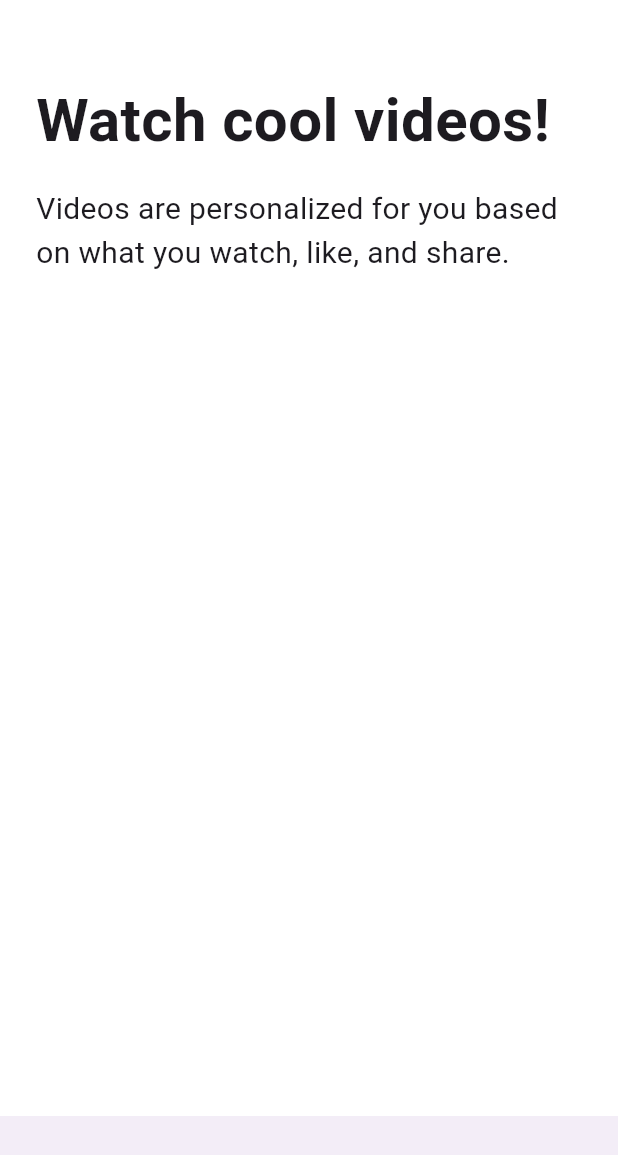
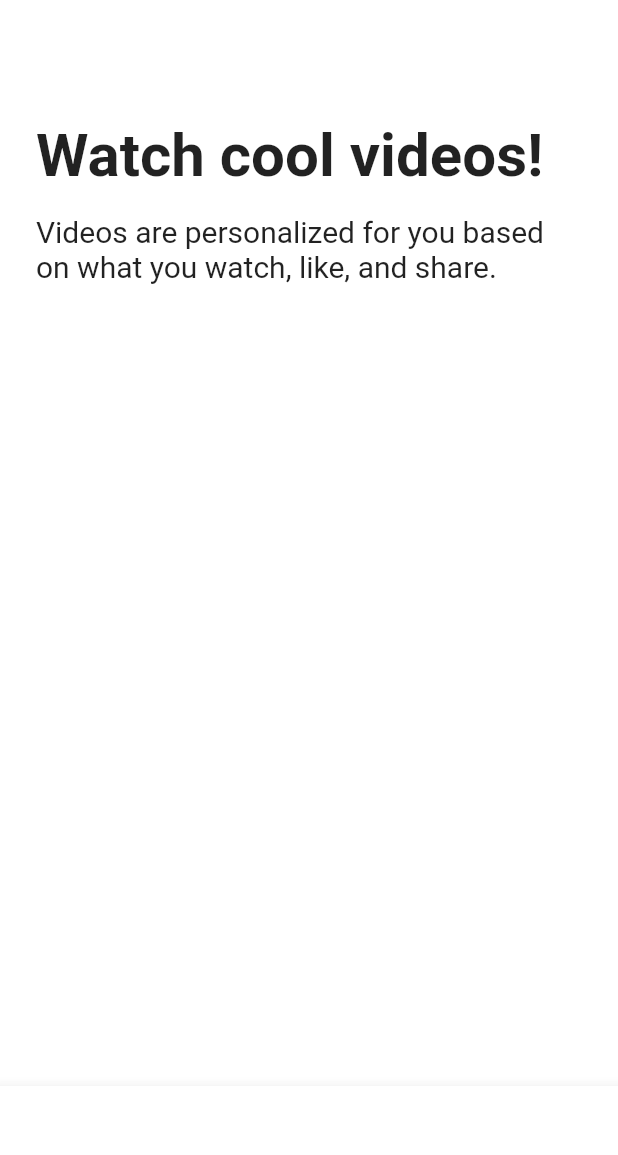
Before and after one commit to So5L/tiktok_clone, a Flutter app: the TutorialScreen screen opened directly, on a phone screen of 412 x 824 dp. Shown: the top 1155 px of the screen. Run offline on Flutter 3.47's test engine with Material 3 defaults, Android fonts, the phone set to English and light mode, and no system bars; our stand-ins replace font_awesome_flutter, video_player, visibility_detector; statements that could not run were skipped.

```diff
--- a/lib/authentication/onboarding/interests_screen.dart
+++ b/lib/authentication/onboarding/interests_screen.dart
@@ -1,4 +1,8 @@
 import 'package:flutter/material.dart';
+import 'package:tiktok_clone/authentication/onboarding/tutorial_screen.dart';
+import 'package:tiktok_clone/authentication/onboarding/widgets/interest_button.dart';
+import 'package:tiktok_clone/constants/gaps.dart';
+import 'package:tiktok_clone/constants/sizes.dart';
 
 const interests = [
   "Daily Life",
@@ -88,6 +92,7 @@ class _InterestsScreenState extends State<InterestsScreen> {
   Widget build(BuildContext context) {
     return Scaffold(
       appBar: AppBar(
+        backgroundColor: Colors.white,
         title: AnimatedOpacity(
           opacity: _showTitle ? 1 : 0,
           duration: const Duration(milliseconds: 300),
@@ -107,7 +112,6 @@ class _InterestsScreenState extends State<InterestsScreen> {
             child: Column(
               crossAxisAlignment: CrossAxisAlignment.start,
               children: [
-                Gaps.v32,
                 const Text(
                   "Choose your interests",
                   style: TextStyle(
--- a/lib/authentication/onboarding/tutorial_screen.dart
+++ b/lib/authentication/onboarding/tutorial_screen.dart
@@ -1,6 +1,12 @@
+import 'package:flutter/cupertino.dart';
 import 'package:flutter/material.dart';
 import 'package:tiktok_clone/constants/gaps.dart';
 import 'package:tiktok_clone/constants/sizes.dart';
+import 'package:tiktok_clone/features/main_navigation/main_navigation_screen.dart';
+
+enum Direction { right, left }
+
+enum Page { first, second }
 
 class TutorialScreen extends StatefulWidget {
   const TutorialScreen({super.key});
@@ -10,22 +16,56 @@ class TutorialScreen extends StatefulWidget {
 }
 
 class _TutorialScreenState extends State<TutorialScreen> {
+  Direction _direction = Direction.right;
+  Page _showingPage = Page.first;
+
+  void _onPanUpdate(DragUpdateDetails details) {
+    if (details.delta.dx > 0) {
+      setState(() {
+        _direction = Direction.right;
+      });
+    } else {
+      setState(() {
+        _direction = Direction.left;
+      });
+    }
+  }
+
+  void _onPanEnd(DragEndDetails detail) {
+    if (_direction == Direction.left) {
+      setState(() {
+        _showingPage = Page.second;
+      });
+    } else {
+      setState(() {
+        _showingPage = Page.first;
+      });
+    }
+  }
+
+  void _onNextTap() {
+    Navigator.of(context).pushAndRemoveUntil(
+      MaterialPageRoute(
+        builder: (context) => const MainNavigationScreen(),
+      ),
+      (route) => false,
+    );
+  }
+
   @override
   Widget build(BuildContext context) {
-    return DefaultTabController(
-      length: 3,
+    return GestureDetector(
+      onPanUpdate: _onPanUpdate,
+      onPanEnd: _onPanEnd,
       child: Scaffold(
-        body: const SafeArea(
-          child: TabBarView(
-            children: [
-              Padding(
-                padding: EdgeInsets.symmetric(
-                  horizontal: Sizes.size24,
-                ),
-                child: Column(
+        body: Padding(
+          padding: const EdgeInsets.symmetric(horizontal: Sizes.size24),
+          child: SafeArea(
+            child: AnimatedCrossFade(
+              firstChild: const Column(
                   crossAxisAlignment: CrossAxisAlignment.start,
                   children: [
-                    Gaps.v52,
+                    Gaps.v80,
                     Text(
                       "Watch cool videos!",
                       style: TextStyle(
@@ -39,20 +79,14 @@ class _TutorialScreenState extends State<TutorialScreen> {
                       style: TextStyle(
                         fontSize: Sizes.size20,
                       ),
-                    ),
-                  ],
-                ),
-              ),
-              Padding(
-                padding: EdgeInsets.symmetric(
-                  horizontal: Sizes.size24,
-                ),
-                child: Column(
+                    )
+                  ]),
+              secondChild: const Column(
                   crossAxisAlignment: CrossAxisAlignment.start,
                   children: [
-                    Gaps.v52,
+                    Gaps.v80,
                     Text(
-                      "Follow the rules!",
+                      "Follow the rules",
                       style: TextStyle(
                         fontSize: Sizes.size40,
                         fontWeight: FontWeight.bold,
@@ -64,53 +98,30 @@ class _TutorialScreenState extends State<TutorialScreen> {
                       style: TextStyle(
                         fontSize: Sizes.size20,
                       ),
-                    ),
-                  ],
-                ),
-              ),
-              Padding(
-                padding: EdgeInsets.symmetric(
-                  horizontal: Sizes.size24,
-                ),
-                child: Column(
-                  crossAxisAlignment: CrossAxisAlignment.start,
-                  children: [
-                    Gaps.v52,
-                    Text(
-                      "Enjoy the ride",
-                      style: TextStyle(
-                        fontSize: Sizes.size40,
-                        fontWeight: FontWeight.bold,
-                      ),
-                    ),
-                    Gaps.v16,
-                    Text(
-                      "Videos are personalized for you based on what you watch, like, and share.",
-                      style: TextStyle(
-                        fontSize: Sizes.size20,
-                      ),
-                    ),
-                  ],
-                ),
-              ),
-            ],
+                    )
+                  ]),
+              crossFadeState: _showingPage == Page.first
+                  ? CrossFadeState.showFirst
+                  : CrossFadeState.showSecond,
+              duration: const Duration(milliseconds: 300),
+            ),
           ),
         ),
         bottomNavigationBar: BottomAppBar(
-          child: Container(
-            padding: const EdgeInsets.symmetric(
-              vertical: Sizes.size48,
-            ),
-            child: const Row(
-              mainAxisAlignment: MainAxisAlignment.center,
-              children: [
-                TabPageSelector(
-                  color: Colors.white,
-                  selectedColor: Colors.black38,
+          child: Padding(
+              padding: const EdgeInsets.symmetric(
+                vertical: Sizes.size24,
+                horizontal: Sizes.size24,
+              ),
+              child: AnimatedOpacity(
+                duration: const Duration(milliseconds: 300),
+                opacity: _showingPage == Page.first ? 0 : 1,
+                child: CupertinoButton(
+                  onPressed: _onNextTap,
+                  color: Theme.of(context).primaryColor,
+                  child: const Text('Enter the app!'),
                 ),
-              ],
-            ),
-          ),
+              )),
         ),
       ),
     );
--- a/lib/features/videos/widgets/video_post.dart
+++ b/lib/features/videos/widgets/video_post.dart
@@ -20,8 +20,7 @@ class VideoPost extends StatefulWidget {
 
 class _VideoPostState extends State<VideoPost> {
   final VideoPlayerController _videoPlayerController =
-      VideoPlayerController.asset(
-          "/Users/min/Documents/assets/videos/IMG_4161.MOV");
+      VideoPlayerController.asset("assets/videos/IMG_4161.MOV");
 
   void _onVideoChange() {
     if (_videoPlayerController.value.isInitialized) {
@@ -33,9 +32,9 @@ class _VideoPostState extends State<VideoPost> {
   }
 
   void _initVideoPlayer() async {
+    _videoPlayerController.addListener(_onVideoChange);
     await _videoPlayerController.initialize();
     setState(() {});
-    _videoPlayerController.addListener(_onVideoChange);
   }
 
   @override
--- a/lib/main.dart
+++ b/lib/main.dart
@@ -1,6 +1,6 @@
 import 'package:flutter/material.dart';
-import 'package:tiktok_clone/authentication/sign_up_screen.dart';
 import 'package:tiktok_clone/constants/sizes.dart';
+import 'package:tiktok_clone/features/main_navigation/main_navigation_screen.dart';
 
 void main() {
   runApp(const TiktokApp());
@@ -15,6 +15,7 @@ class TiktokApp extends StatelessWidget {
     return MaterialApp(
       title: 'Tiktok Clone',
       theme: ThemeData(
+          useMaterial3: false,
           scaffoldBackgroundColor: Colors.white,
           primaryColor: const Color(0xFFE9435A),
           appBarTheme: const AppBarTheme(
@@ -27,7 +28,7 @@ class TiktokApp extends StatelessWidget {
               fontWeight: FontWeight.w600,
             ),
           )),
-      home: const SignUpScreen(),
+      home: const MainNavigationScreen(),
     );
   }
 }
--- a/pubspec.yaml
+++ b/pubspec.yaml
@@ -74,7 +74,7 @@ flutter:
   # To add assets to your application, add an assets section, like this:
 
   assets:
-    - /Users/min/Documents/assets/videos/IMG_4161.MOV
+    - assets/videos/IMG_4161.MOV
 
 
   # assets:
```
Also changed, not shown: lib/authentication/login_form_screen.dart (+10 -7 lines), lib/authentication/onboarding/tutorial_screen2.dart (added, +118 -0 lines), lib/authentication/test.dart (deleted), 1 other file.
